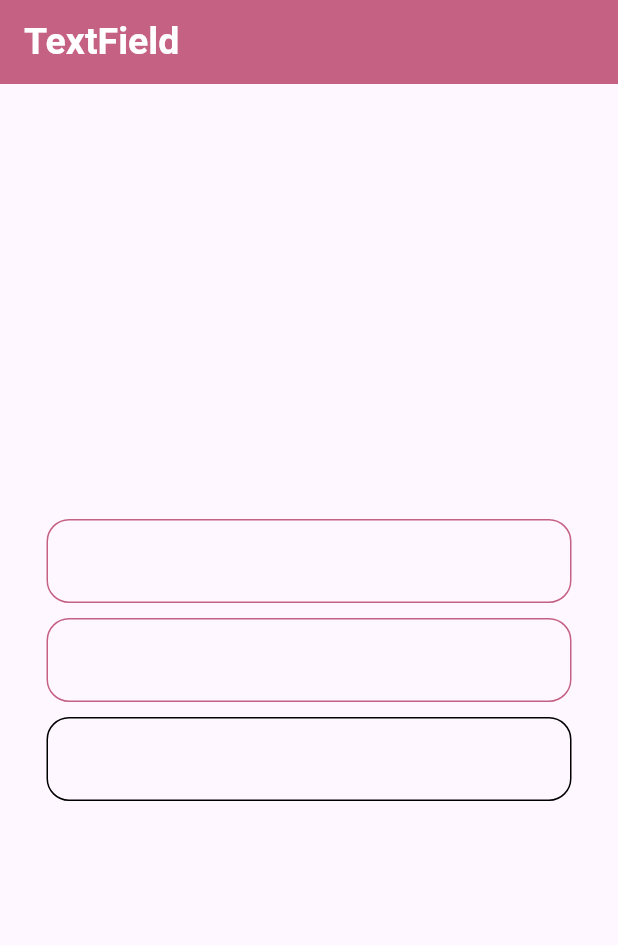
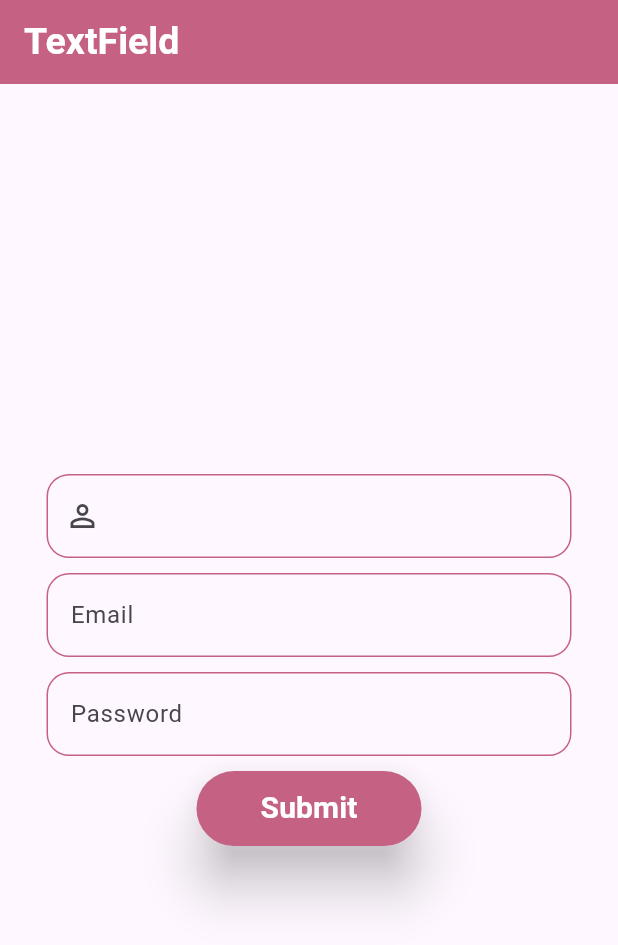
Before and after one commit to alhasann351/textfield, a Flutter app: the screen it shows after launch, on a phone screen of 412 x 824 dp. Shown: the top 945 px of the screen. Run offline on Flutter 3.47's test engine with Material 3 defaults, Android fonts, the phone set to English and light mode, and no system bars; our stand-ins replace google_fonts; Roboto replaces fonts that are missing (Abel).

Commit message:
simple customize text field added

```diff
--- a/lib/main.dart
+++ b/lib/main.dart
@@ -29,6 +29,32 @@ class MyHomePage extends StatefulWidget {
 }
 
 class _MyHomePageState extends State<MyHomePage> {
+  var userName = TextEditingController();
+  var userEmail = TextEditingController();
+  var userPass = TextEditingController();
+
+  mySnackBar(context, msg) {
+    return ScaffoldMessenger.of(context).showSnackBar(
+      SnackBar(
+        backgroundColor: Theme.of(context).primaryColor,
+        content: Text(
+          msg,
+          style: const TextStyle(
+            fontSize: 18,
+            color: Colors.white,
+            fontStyle: FontStyle.italic,
+          ),
+        ),
+        action: SnackBarAction(
+          label: 'Dismiss',
+          onPressed: () {
+            ScaffoldMessenger.of(context).hideCurrentSnackBar();
+          },
+        ),
+      ),
+    );
+  }
+
   @override
   Widget build(BuildContext context) {
     return Scaffold(
@@ -50,7 +76,31 @@ class _MyHomePageState extends State<MyHomePage> {
             mainAxisAlignment: MainAxisAlignment.center,
             children: [
               TextField(
+                controller: userName,
                 decoration: InputDecoration(
+                  enabledBorder: OutlineInputBorder(
+                    borderRadius: BorderRadius.circular(15),
+                    borderSide: BorderSide(
+                      color: Theme.of(context).primaryColor,
+                    ),
+                  ),
+                  focusedBorder: OutlineInputBorder(
+                    borderRadius: BorderRadius.circular(15),
+                    borderSide: const BorderSide(
+                      color: Colors.green,
+                    ),
+                  ),
+                  suffixText: 'User Name',
+                  prefixIcon: const Icon(Icons.person_outline),
+                ),
+              ),
+              const SizedBox(
+                height: 10,
+              ),
+              TextField(
+                controller: userEmail,
+                decoration: InputDecoration(
+                  hintText: 'Email',
                   enabledBorder: OutlineInputBorder(
                     borderRadius: BorderRadius.circular(15),
                     borderSide: BorderSide(
@@ -65,9 +115,17 @@ class _MyHomePageState extends State<MyHomePage> {
                   ),
                 ),
               ),
-              const SizedBox(height: 10,),
+              const SizedBox(
+                height: 10,
+              ),
               TextField(
+                //enabled: false,
+                keyboardType: TextInputType.phone,
+                controller: userPass,
+                obscureText: true,
+                obscuringCharacter: '*',
                 decoration: InputDecoration(
+                  label: const Text('Password'),
                   enabledBorder: OutlineInputBorder(
                     borderRadius: BorderRadius.circular(15),
                     borderSide: BorderSide(
@@ -82,18 +140,33 @@ class _MyHomePageState extends State<MyHomePage> {
                   ),
                 ),
               ),
-              const SizedBox(height: 10,),
-              TextField(
-                enabled: false,
-                decoration: InputDecoration(
-                  disabledBorder: OutlineInputBorder(
-                    borderRadius: BorderRadius.circular(15),
-                    borderSide: const BorderSide(
-                      color: Colors.black,
+              const SizedBox(
+                height: 10,
+              ),
+              SizedBox(
+                height: 50,
+                width: 150,
+                child: ElevatedButton(
+                  onPressed: () {
+                    String uName = userName.text.toString();
+                    String uEmail = userEmail.text.toString();
+
+                    mySnackBar(context, '$uName\n $uEmail');
+                  },
+                  style: ElevatedButton.styleFrom(
+                    backgroundColor: Theme.of(context).primaryColor,
+                    elevation: 15,
+                  ),
+                  child: const Text(
+                    'Submit',
+                    style: TextStyle(
+                      fontSize: 20,
+                      color: Colors.white,
+                      fontWeight: FontWeight.bold,
                     ),
                   ),
                 ),
-              ),
+              )
             ],
           ),
         ),
```
